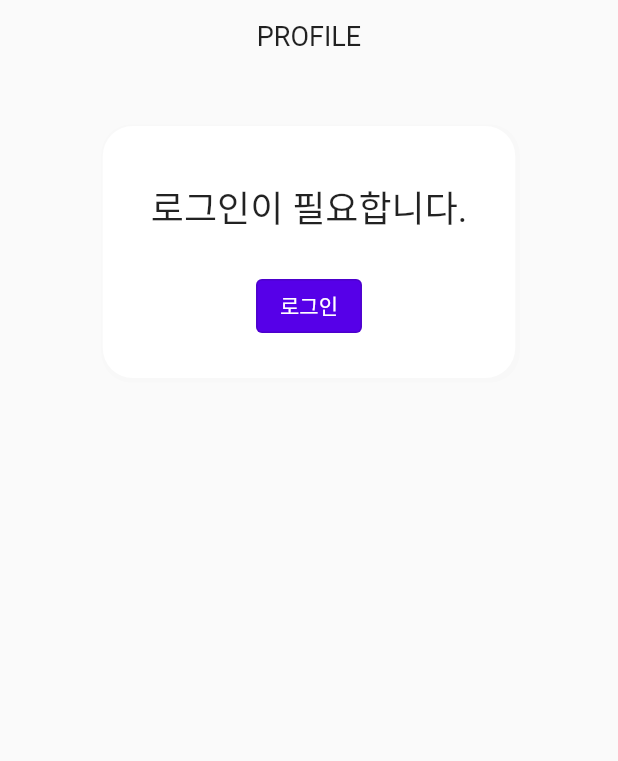
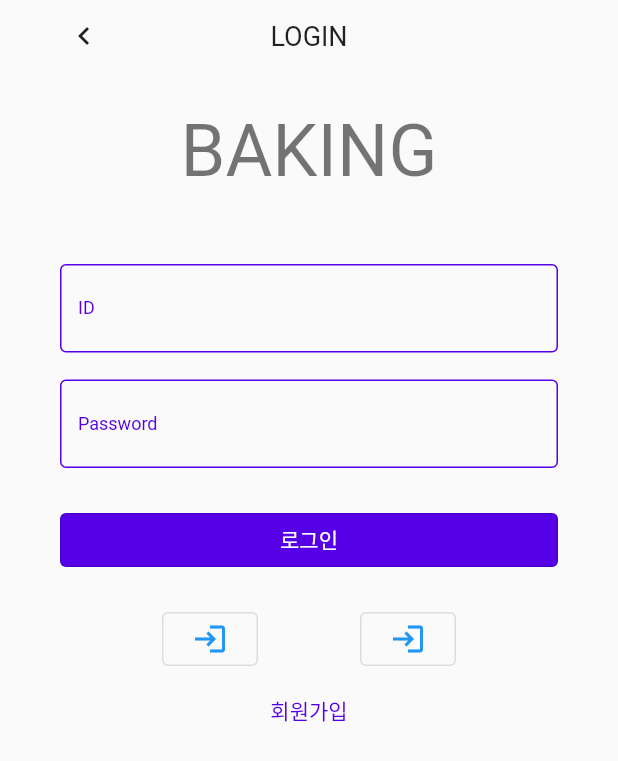
Before and after one commit to Yun-SeYeong/Flutter-Baking-Application, a Flutter app: the ProfilePage screen opened directly, after a tap on "로그인", on a phone screen of 412 x 824 dp. Shown: the top 761 px of the screen. Run offline on Flutter 3.47's test engine with Material 2 defaults, Android fonts, the phone set to English and light mode, and no system bars.

Commit message:
[ADD] add LoginPage

```diff
--- a/lib/main.dart
+++ b/lib/main.dart
@@ -1,5 +1,6 @@
 import 'package:flutter/material.dart';
 import 'package:flutter_baking_application/pages/DashBoardPage.dart';
+import 'package:flutter_baking_application/pages/LoginPage.dart';
 
 void main() {
   runApp(MyApp());
@@ -17,6 +18,7 @@ class MyApp extends StatelessWidget {
       ),
       routes: {
         '/': (context) => DashBoardPage(),
+        '/login': (context) => LoginPage(),
       },
     );
   }
--- /dev/null
+++ b/lib/pages/LoginPage.dart
@@ -0,0 +1,145 @@
+import 'package:flutter/material.dart';
+import 'package:flutter/widgets.dart';
+
+class LoginPage extends StatefulWidget {
+  @override
+  LoginPageState createState() => LoginPageState();
+}
+
+class LoginPageState extends State<LoginPage> {
+  @override
+  Widget build(BuildContext context) {
+    final double _statusBarHeight = MediaQuery.of(context).padding.top;
+    final double _height = MediaQuery.of(context).size.height;
+    final double _titleHeight = 48.0;
+    final double _contentHeight = _height - _statusBarHeight - _titleHeight;
+    return Scaffold(
+      resizeToAvoidBottomInset: false,
+      body: Column(
+        mainAxisSize: MainAxisSize.min,
+        children: [
+          Container(
+            height: _titleHeight,
+            margin:
+                EdgeInsets.only(top: _statusBarHeight, left: 32.0, right: 32.0),
+            child: Stack(
+              children: [
+                Center(
+                  child: const Text(
+                    "LOGIN",
+                    style: TextStyle(fontSize: 18),
+                  ),
+                ),
+                IconButton(
+                  onPressed: () {
+                    Navigator.pop(context);
+                  },
+                  icon: const Icon(Icons.keyboard_arrow_left),
+                )
+              ],
+            ),
+          ),
+          Container(
+            padding: const EdgeInsets.symmetric(horizontal: 40.0),
+            child: Column(
+              children: [
+                SizedBox(
+                  height: 24.0,
+                ),
+                Row(
+                  mainAxisAlignment: MainAxisAlignment.center,
+                  children: [
+                    Text("BAKING",
+                    style: TextStyle(
+                      fontSize: 48,
+                      color: Colors.black54
+                    ),)
+                  ],
+                ),
+                SizedBox(
+                  height: 48.0,
+                ),
+                TextField(
+                  decoration: InputDecoration(
+                    border: OutlineInputBorder(),
+                    labelText: "ID",
+                    labelStyle: TextStyle(
+                      color: Theme.of(context).primaryColor,
+                      fontSize: 12.0,
+                    ),
+                    enabledBorder: OutlineInputBorder(
+                      borderSide: BorderSide(width: 1, color: Theme.of(context).primaryColor),
+                    ),
+                    focusedBorder: OutlineInputBorder(
+                      borderSide: BorderSide(width: 1, color: Theme.of(context).primaryColor),
+                    )
+                  ),
+                ),
+                SizedBox(
+                  height: 18.0,
+                ),
+                TextField(
+                  decoration: InputDecoration(
+                      border: OutlineInputBorder(),
+                      labelText: "Password",
+                      labelStyle: TextStyle(
+                        color: Theme.of(context).primaryColor,
+                        fontSize: 12.0,
+                      ),
+                      enabledBorder: OutlineInputBorder(
+                        borderSide: BorderSide(width: 1, color: Theme.of(context).primaryColor),
+                      ),
+                      focusedBorder: OutlineInputBorder(
+                        borderSide: BorderSide(width: 1, color: Theme.of(context).primaryColor),
+                      )
+                  ),
+                ),
+                SizedBox(
+                  height: 24.0,
+                ),
+                OutlinedButton(
+                  onPressed: () {
+                  },
+                  child: Row(
+                    mainAxisAlignment: MainAxisAlignment.center,
+                    children: [
+                      Text("로그인")
+                    ],
+                  ),
+                  style: ButtonStyle(
+                    backgroundColor:
+                    MaterialStateProperty.resolveWith((states) {
+                      return Theme.of(context).primaryColor;
+                    }),
+                    foregroundColor:
+                    MaterialStateProperty.resolveWith((states) {
+                      return Colors.white;
+                    }),
+
+                  ),
+                ),
+                SizedBox(
+                  height: 18.0,
+                ),
+                Row(
+                  mainAxisAlignment: MainAxisAlignment.spaceEvenly,
+                  children: [
+                    OutlinedButton(onPressed: () {}, child: Container(
+                      child: Icon(Icons.login),
+                    )),
+                    OutlinedButton(onPressed: () {}, child: Container(
+                      child: Icon(Icons.login),
+                    ))
+                  ],
+                ),
+                TextButton(onPressed: () {}, child: Text("회원가입", style: TextStyle(
+                  color: Theme.of(context).primaryColor
+                ),),),
+              ],
+            ),
+          ),
+        ],
+      ),
+    );
+  }
+}
--- a/lib/pages/ProfilePage.dart
+++ b/lib/pages/ProfilePage.dart
@@ -88,7 +88,9 @@ class ProfilePageState extends State<ProfilePage> {
                       ),
                       const SizedBox(height: 24.0),
                       OutlinedButton(
-                        onPressed: () {},
+                        onPressed: () {
+                          Navigator.pushNamed(context, "/login");
+                        },
                         child: Text("로그인"),
                         style: ButtonStyle(
                           backgroundColor:
```
